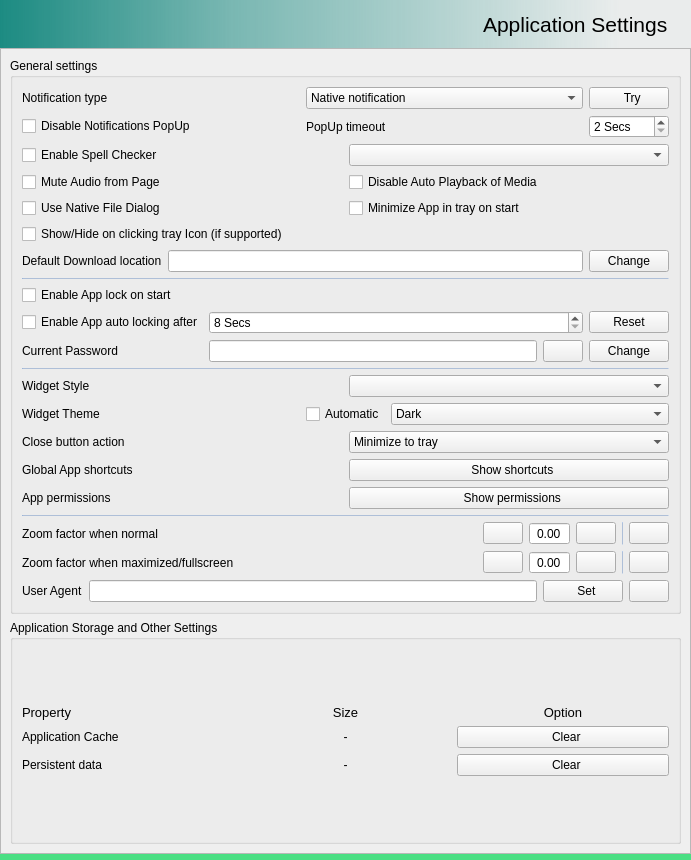
This is src/settingswidget.ui in keshavbhatt/whatsie as Qt 5 draws it before an edit. The edited form follows.
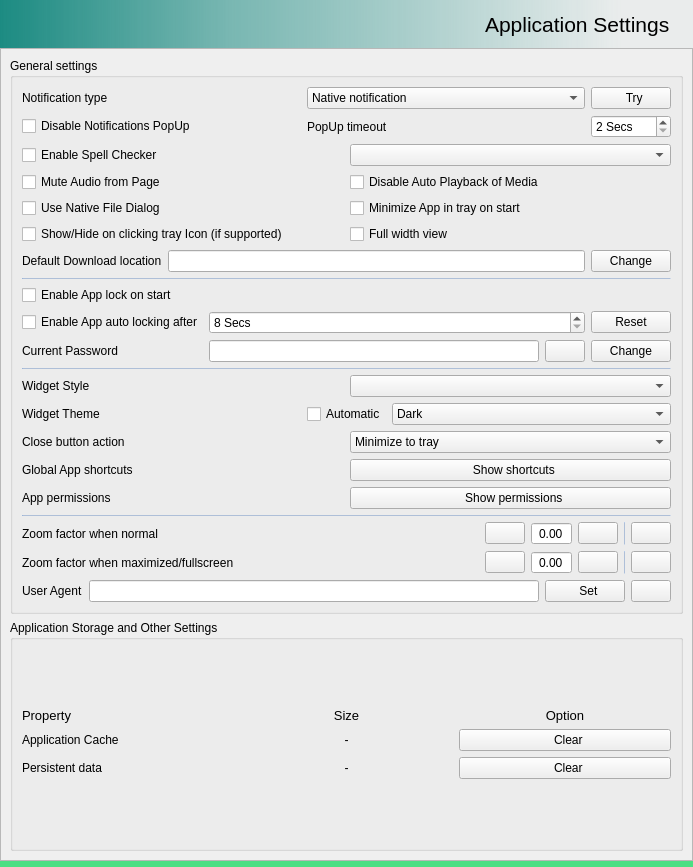
This is the edited form. Icons and pictures are not drawn.

Commit message: chore: add full view support closes #46 - an option in setting to allow toggle full view mode - remove unused webchannel module

Diff of the .ui file:
```diff
--- a/src/settingswidget.ui
+++ b/src/settingswidget.ui
@@ -6,8 +6,8 @@
    <rect>
     <x>0</x>
     <y>0</y>
-    <width>691</width>
-    <height>860</height>
+    <width>693</width>
+    <height>867</height>
    </rect>
   </property>
   <property name="windowTitle">
@@ -97,8 +97,8 @@
       <property name="geometry">
        <rect>
         <x>0</x>
-        <y>0</y>
-        <width>675</width>
+        <y>-14</y>
+        <width>677</width>
         <height>791</height>
        </rect>
       </property>
@@ -375,6 +375,16 @@
               </property>
              </widget>
             </item>
+            <item row="4" column="1">
+             <widget class="QCheckBox" name="fullWidthViewCheckbox">
+              <property name="toolTip">
+               <string>Expand the view to full width of window</string>
+              </property>
+              <property name="text">
+               <string>Full width view</string>
+              </property>
+             </widget>
+            </item>
            </layout>
           </item>
           <item row="15" column="0">
```
The commit also changes 5 other files.
